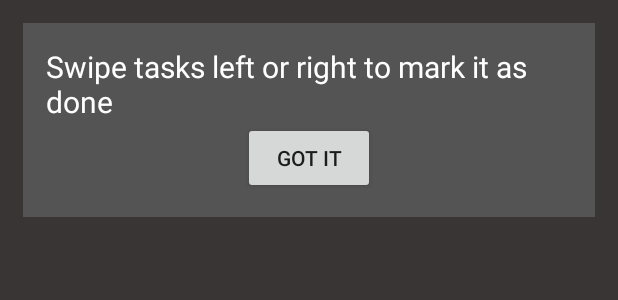
After one commit to Poitiers732/TimeOrganizer, an Android app: the layout popup.xml on its own in the app's theme, with its tools: preview values and no code run, on a phone screen of 412 x 824 dp. The commit adds this screen. Shown: the top 300 px of the screen. Run offline under Robolectric (Android 15) with nearby library versions, the phone set to English and light mode, and no system bars.

Commit message:
popup window added

```diff
--- /dev/null
+++ b/app/src/main/res/layout/popup.xml
@@ -0,0 +1,39 @@
+<?xml version="1.0" encoding="utf-8"?>
+<RelativeLayout xmlns:android="http://schemas.android.com/apk/res/android"
+    android:id="@+id/popUp"
+    android:layout_width="match_parent"
+    android:layout_height="match_parent"
+    android:background="@drawable/darkGray"
+    android:orientation="vertical"
+    android:padding="15dp"
+    >
+
+    <RelativeLayout
+        android:id="@+id/relativeLayout"
+        android:layout_width="wrap_content"
+        android:layout_height="wrap_content"
+        android:alpha="1"
+        android:background="@drawable/lightGray"
+        android:padding="15dp">
+
+        <TextView
+            android:id="@+id/textView2"
+            android:layout_width="match_parent"
+            android:layout_height="wrap_content"
+            android:alpha="1"
+            android:text="Swipe tasks left or right to mark it as done"
+            android:textColor="#FFF"
+            android:textSize="20dp" />
+
+        <Button
+            android:id="@+id/gotItButton"
+            android:layout_width="wrap_content"
+            android:layout_height="wrap_content"
+            android:layout_below="@+id/textView2"
+            android:layout_weight="0.5"
+            android:onClick="dismissPopup"
+            android:layout_centerHorizontal="true"
+            android:text="GOT IT" />
+
+    </RelativeLayout>
+</RelativeLayout>
```
Also changed, not shown: app/src/main/java/com/example/wojtek/timeorganizer/ToDo.java (+61 -6 lines), app/src/main/res/layout/todo.xml (+10 -1 lines), app/src/main/ic_launcher-web.png, app/src/main/res/drawable/art_start.png, app/src/main/res/mipmap-hdpi/ic_launcher.png, app/src/main/res/mipmap-mdpi/ic_launcher.png, app/src/main/res/mipmap-xhdpi/ic_launcher.png, app/src/main/res/mipmap-xxhdpi/ic_launcher.png, app/src/main/res/mipmap-xxxhdpi/ic_launcher.png.
